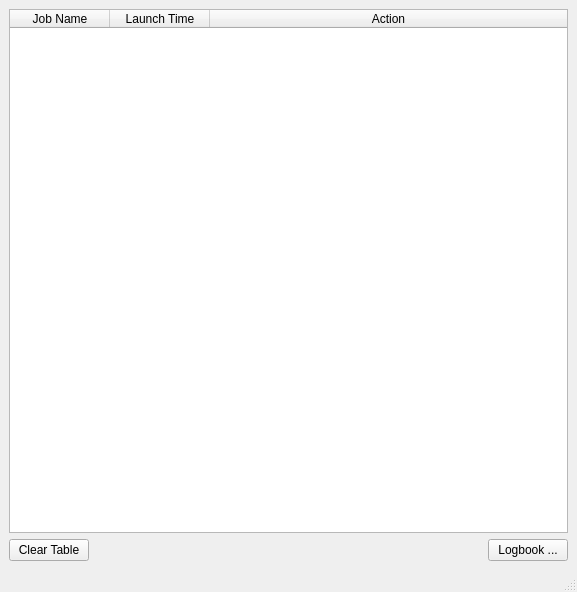
Before: the Qt Designer form designer/ui_jobStatus.ui in neutrons/addie, drawn with Qt 5.
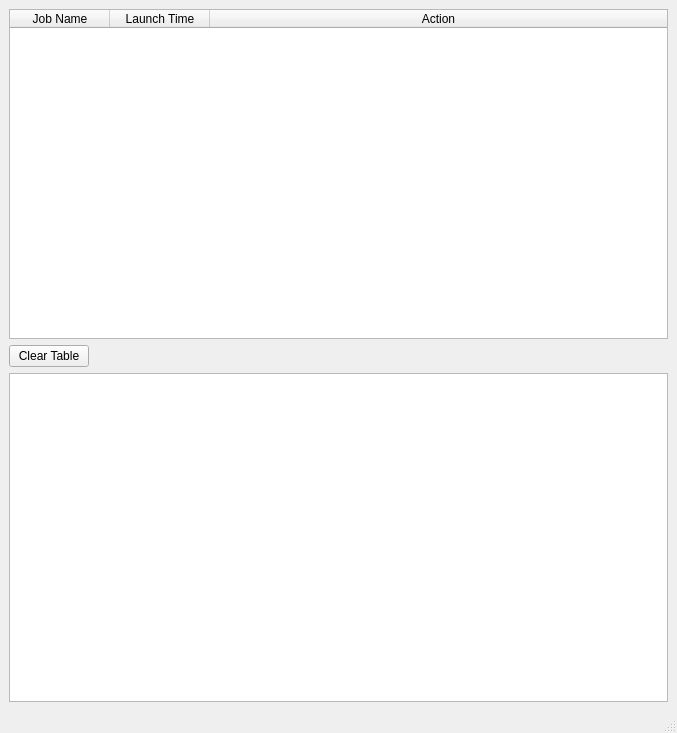
After: the same form once the commit is applied.

Commit message: Implemented dispplay of logbooks

Patch:
```diff
--- a/designer/ui_jobStatus.ui
+++ b/designer/ui_jobStatus.ui
@@ -6,8 +6,8 @@
    <rect>
     <x>0</x>
     <y>0</y>
-    <width>577</width>
-    <height>592</height>
+    <width>677</width>
+    <height>733</height>
    </rect>
   </property>
   <property name="windowTitle">
@@ -59,15 +59,21 @@
         </property>
        </spacer>
       </item>
-      <item>
-       <widget class="QPushButton" name="logbook">
-        <property name="text">
-         <string>Logbook ...</string>
-        </property>
-       </widget>
-      </item>
      </layout>
     </item>
+    <item>
+     <widget class="QTextEdit" name="logbook_text">
+      <property name="undoRedoEnabled">
+       <bool>false</bool>
+      </property>
+      <property name="acceptRichText">
+       <bool>true</bool>
+      </property>
+      <property name="textInteractionFlags">
+       <set>Qt::TextSelectableByKeyboard|Qt::TextSelectableByMouse</set>
+      </property>
+     </widget>
+    </item>
    </layout>
   </widget>
   <widget class="QMenuBar" name="menubar">
```
Left out of the diff: 18 changed lines with no effect on the pictures. The commit also changes 8 other files.
